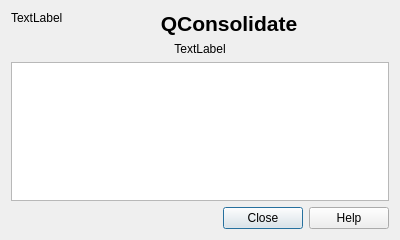
The window that ui/aboutdialogbase.ui (nicogodet/qconsolidate) describes before a commit, drawn with Qt 5.
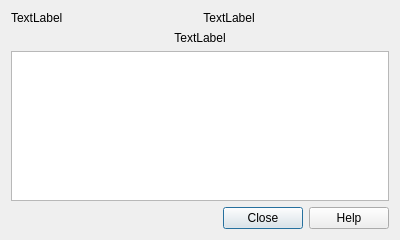
The same window after the commit.

Commit message: use about dialog from widgets library

```diff
--- a/ui/aboutdialogbase.ui
+++ b/ui/aboutdialogbase.ui
@@ -27,11 +27,7 @@
    <item row="0" column="1">
     <widget class="QLabel" name="label">
      <property name="text">
-      <string>&lt;!DOCTYPE HTML PUBLIC &quot;-//W3C//DTD HTML 4.0//EN&quot; &quot;http://www.w3.org/TR/REC-html40/strict.dtd&quot;&gt;
-&lt;html&gt;&lt;head&gt;&lt;meta name=&quot;qrichtext&quot; content=&quot;1&quot; /&gt;&lt;style type=&quot;text/css&quot;&gt;
-p, li { white-space: pre-wrap; }
-&lt;/style&gt;&lt;/head&gt;&lt;body style=&quot; font-family:'Droid Sans'; font-size:10pt; font-weight:400; font-style:normal;&quot;&gt;
-&lt;p align=&quot;center&quot; style=&quot; margin-top:0px; margin-bottom:0px; margin-left:0px; margin-right:0px; -qt-block-indent:0; text-indent:0px;&quot;&gt;&lt;span style=&quot; font-size:16pt; font-weight:600;&quot;&gt;QConsolidate&lt;/span&gt;&lt;/p&gt;&lt;/body&gt;&lt;/html&gt;</string>
+      <string>TextLabel</string>
      </property>
      <property name="alignment">
       <set>Qt::AlignCenter</set>
@@ -67,8 +63,8 @@
       <string>&lt;!DOCTYPE HTML PUBLIC &quot;-//W3C//DTD HTML 4.0//EN&quot; &quot;http://www.w3.org/TR/REC-html40/strict.dtd&quot;&gt;
 &lt;html&gt;&lt;head&gt;&lt;meta name=&quot;qrichtext&quot; content=&quot;1&quot; /&gt;&lt;style type=&quot;text/css&quot;&gt;
 p, li { white-space: pre-wrap; }
-&lt;/style&gt;&lt;/head&gt;&lt;body style=&quot; font-family:'Droid Sans'; font-size:10pt; font-weight:400; font-style:normal;&quot;&gt;
-&lt;p style=&quot;-qt-paragraph-type:empty; margin-top:0px; margin-bottom:0px; margin-left:0px; margin-right:0px; -qt-block-indent:0; text-indent:0px; font-family:'Sans Serif'; font-size:9pt;&quot;&gt;&lt;br /&gt;&lt;/p&gt;&lt;/body&gt;&lt;/html&gt;</string>
+&lt;/style&gt;&lt;/head&gt;&lt;body style=&quot; font-family:'Sans Serif'; font-size:9pt; font-weight:400; font-style:normal;&quot;&gt;
+&lt;p style=&quot;-qt-paragraph-type:empty; margin-top:0px; margin-bottom:0px; margin-left:0px; margin-right:0px; -qt-block-indent:0; text-indent:0px;&quot;&gt;&lt;br /&gt;&lt;/p&gt;&lt;/body&gt;&lt;/html&gt;</string>
      </property>
      <property name="textInteractionFlags">
       <set>Qt::LinksAccessibleByMouse|Qt::TextSelectableByMouse</set>
```
Left out of the diff: 4 changed lines with no effect on the pictures. The commit also changes 1 other file.
